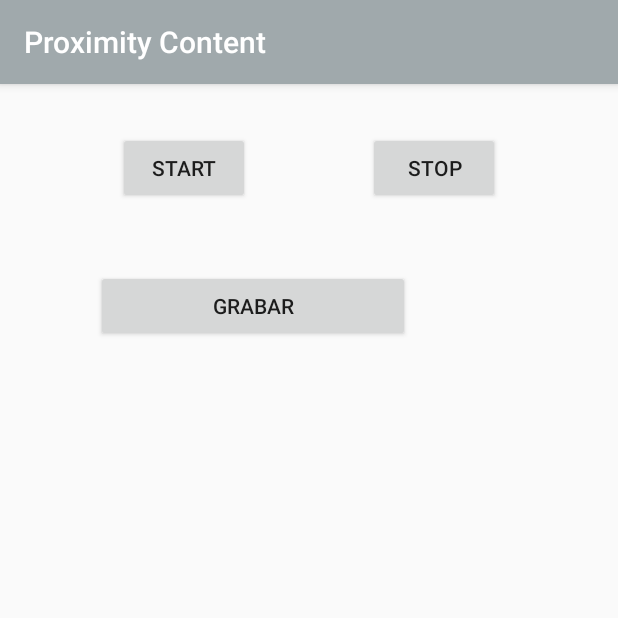
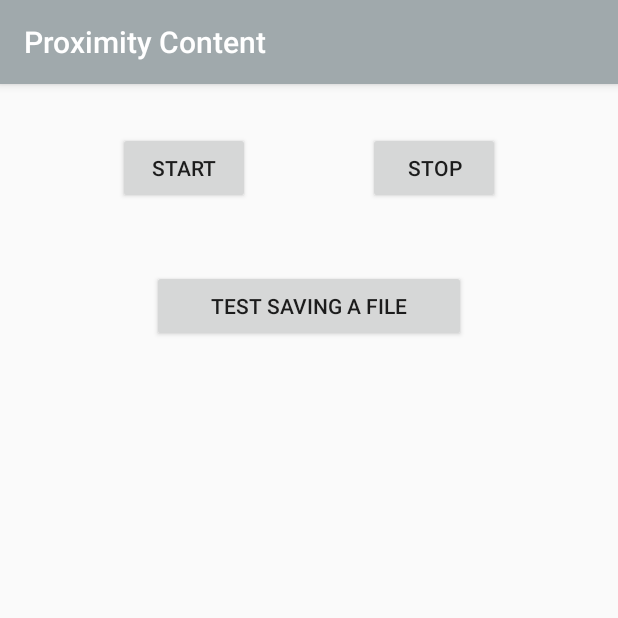
Before and after one commit to sierleunam/ProximityContent, an Android app: the screen it shows after launch (MainActivity), on a phone screen of 412 x 824 dp, the top half of it. Run offline under Robolectric (Android 15) with nearby library versions, the phone set to English and light mode, and no system bars; libraries missing offline, so code that uses them is left out: com.estimote.coresdk; 5 statements that could not run were skipped.

```diff
--- a/app/src/main/java/com/estimote/proximitycontent/MyApplication.java
+++ b/app/src/main/java/com/estimote/proximitycontent/MyApplication.java
@@ -8,9 +8,6 @@ import com.estimote.proximitycontent.estimote.EstimoteCloudBeaconDetailsFactory;
 import com.estimote.proximitycontent.estimote.ProximityContentManager;
 
 import java.util.Arrays;
-import java.util.HashMap;
-import java.util.Hashtable;
-import java.util.Map;
 
 
 //
@@ -45,7 +42,7 @@ public class MyApplication extends Application {
                                 new BeaconID("B9407F30-F5F8-466E-AFF9-25556B57FE6D", 43764, 47789), //branco
                                 new BeaconID("B9407F30-F5F8-466E-AFF9-25556B57FE6D", 17715, 13079), //verde
                                 new BeaconID("B9407F30-F5F8-466E-AFF9-25556B57FE6D", 31722, 6285),  //roxo
-                                new BeaconID("B9407F30-F5F8-466E-AFF9-25556B57FE6D", 20640, 6416)), //Azul
+                                new BeaconID("B9407F30-F5F8-466E-AFF9-25556B57FE6D", 20640, 6416)), //azul
                         new EstimoteCloudBeaconDetailsFactory());
 
 
@@ -60,5 +57,7 @@ public class MyApplication extends Application {
     @Override
     public void onTerminate() {
         super.onTerminate();
+        proximityContentManager.stopContentUpdates();
+        proximityContentManager.destroy();
     }
 }
--- a/app/src/main/java/com/estimote/proximitycontent/estimote/NearestBeaconManager.java
+++ b/app/src/main/java/com/estimote/proximitycontent/estimote/NearestBeaconManager.java
@@ -1,33 +1,22 @@
 package com.estimote.proximitycontent.estimote;
 
 import android.content.Context;
-import android.util.Log;
 
 import com.estimote.coresdk.observation.region.beacon.BeaconRegion;
 import com.estimote.coresdk.recognition.packets.Beacon;
 import com.estimote.coresdk.service.BeaconManager;
 import com.estimote.proximitycontent.FileUtils;
-import com.estimote.proximitycontent.MyApplication;
-
-import org.json.JSONException;
 
 import java.util.ArrayList;
 import java.util.List;
 
-import static com.estimote.coresdk.common.config.EstimoteSDK.getApplicationContext;
 import static com.estimote.coresdk.observation.region.RegionUtils.computeAccuracy;
-import static com.estimote.proximitycontent.FileUtils.CheckFile;
-import static com.estimote.proximitycontent.FileUtils.DeleteFile;
 import static com.estimote.proximitycontent.FileUtils.WriteJsonToFile;
 import static com.estimote.proximitycontent.JsonBeacon.makeJsonObject;
-import static com.estimote.proximitycontent.MyProximityService.stopActionScan;
-import static java.lang.Thread.sleep;
 
-public class NearestBeaconManager {
+class NearestBeaconManager {
 
     private static final String TAG = "NearestBeaconManager";
-    private static final String FILE_STOP_SCAN = "stop.scan";
-    private static final String FILE_START_SCAN = "start.scan";
     private static final BeaconRegion ALL_ESTIMOTE_BEACONS = new BeaconRegion("all Estimote beacons", null, null, null);
 
     private List<BeaconID> beaconIDs;
@@ -39,7 +28,7 @@ public class NearestBeaconManager {
 
     private BeaconManager beaconManager;
 
-    public NearestBeaconManager(Context context, List<BeaconID> beaconIDs) {
+    NearestBeaconManager(Context context, List<BeaconID> beaconIDs) {
         this.beaconIDs = beaconIDs;
 
         beaconManager = new BeaconManager(context);
@@ -51,70 +40,7 @@ public class NearestBeaconManager {
         });
     }
 
-    public void setListener(Listener listener) {
-        this.listener = listener;
-    }
-
-    public interface Listener {
-        void onNearestBeaconChanged(BeaconID beaconID);
-    }
-
-    public void startNearestBeaconUpdates() {
-        beaconManager.connect(new BeaconManager.ServiceReadyCallback() {
-            @Override
-            public void onServiceReady() {
-                beaconManager.startRanging(ALL_ESTIMOTE_BEACONS);
-            }
-        });
-    }
-
-    public void stopNearestBeaconUpdates() {
-        beaconManager.stopRanging(ALL_ESTIMOTE_BEACONS);
-    }
-
-    public void destroy() {
-        beaconManager.disconnect();
-    }
-
-    private void checkForNearestBeacon(List<Beacon> allBeacons) {
-        List<Beacon> beaconsOfInterest = filterOutBeaconsByIDs(allBeacons, beaconIDs);
-
-           try {
-               Beacon nearestBeacon = findNearestBeacon(beaconsOfInterest);
-               if (nearestBeacon != null) {
-                   BeaconID nearestBeaconID = BeaconID.fromBeacon(nearestBeacon);
-                   if (!nearestBeaconID.equals(currentlyNearestBeaconID) || !firstEventSent) {
-                       updateNearestBeacon(nearestBeaconID);
-                   }
-               } else if (currentlyNearestBeaconID != null || !firstEventSent) {
-                   updateNearestBeacon(null);
-               }
-           } catch (Exception e)
-           {}
-
-    }
-
-    private void updateNearestBeacon(BeaconID beaconID) {
-        currentlyNearestBeaconID = beaconID;
-        firstEventSent = true;
-        if (listener != null) {
-            listener.onNearestBeaconChanged(beaconID);
-        }
-    }
-
-    private static List<Beacon> filterOutBeaconsByIDs(List<Beacon> beacons, List<BeaconID> beaconIDs) {
-        List<Beacon> filteredBeacons = new ArrayList<>();
-        for (Beacon beacon : beacons) {
-            BeaconID beaconID = BeaconID.fromBeacon(beacon);
-            if (beaconIDs.contains(beaconID)) {
-                filteredBeacons.add(beacon);
-            }
-        }
-//        Log.d(TAG, "filterOutBeaconsByIDs: " + filteredBeacons);
-        return filteredBeacons;
-    }
-
-    private static Beacon findNearestBeacon(List<Beacon> beacons) throws JSONException {
+    private static Beacon findNearestBeacon(List<Beacon> beacons) {
         Beacon nearestBeacon = null;
         double nearestBeaconsDistance = -1;
         for (Beacon beacon : beacons) {
@@ -132,20 +58,73 @@ public class NearestBeaconManager {
                                     nearestBeacon.getMinor(),
                                     nearestBeacon.getMacAddress(),
                                     nearestBeacon.getRssi(), nearestBeaconsDistance));
-
-
-//                DeleteFile(FILE_START_SCAN);
             }
         }
 
-
-        Log.d(TAG, "Nearest beacon: " + nearestBeacon + ", distance: " + nearestBeaconsDistance);
-
-//        if (CheckFile(FILE_STOP_SCAN)) {
-//            stopActionScan(getApplicationContext());
-//
-//        }
+//        Log.d(TAG, "Nearest beacon: " + nearestBeacon + ", distance: " + nearestBeaconsDistance);
 
         return nearestBeacon;
     }
+
+    public interface Listener {
+        void onNearestBeaconChanged(BeaconID beaconID);
+    }
+
+    private static List<Beacon> filterOutBeaconsByIDs(List<Beacon> beacons, List<BeaconID> beaconIDs) {
+        List<Beacon> filteredBeacons = new ArrayList<>();
+        for (Beacon beacon : beacons) {
+            BeaconID beaconID = BeaconID.fromBeacon(beacon);
+            if (beaconIDs.contains(beaconID)) {
+                filteredBeacons.add(beacon);
+            }
+        }
+//        Log.d(TAG, "filterOutBeaconsByIDs: " + filteredBeacons);
+        return filteredBeacons;
+    }
+
+    void setListener(Listener listener) {
+        this.listener = listener;
+    }
+
+    void startNearestBeaconUpdates() {
+        beaconManager.connect(new BeaconManager.ServiceReadyCallback() {
+            @Override
+            public void onServiceReady() {
+                beaconManager.startRanging(ALL_ESTIMOTE_BEACONS);
+            }
+        });
+    }
+
+    void stopNearestBeaconUpdates() {
+        beaconManager.stopRanging(ALL_ESTIMOTE_BEACONS);
+    }
+
+    void destroy() {
+        beaconManager.disconnect();
+    }
+
+    private void updateNearestBeacon(BeaconID beaconID) {
+        currentlyNearestBeaconID = beaconID;
+        firstEventSent = true;
+        if (listener != null) {
+            listener.onNearestBeaconChanged(beaconID);
+        }
+    }
+
+    private void checkForNearestBeacon(List<Beacon> allBeacons) {
+        List<Beacon> beaconsOfInterest = filterOutBeaconsByIDs(allBeacons, beaconIDs);
+
+
+        Beacon nearestBeacon = findNearestBeacon(beaconsOfInterest);
+        if (nearestBeacon != null) {
+            BeaconID nearestBeaconID = BeaconID.fromBeacon(nearestBeacon);
+            if (!nearestBeaconID.equals(currentlyNearestBeaconID) || !firstEventSent) {
+                updateNearestBeacon(nearestBeaconID);
+            }
+        } else if (currentlyNearestBeaconID != null || !firstEventSent) {
+            updateNearestBeacon(null);
+        }
+
+
+    }
 }
--- a/app/src/main/res/layout/layout_main.xml
+++ b/app/src/main/res/layout/layout_main.xml
@@ -1,7 +1,6 @@
 <?xml version="1.0" encoding="utf-8"?>
 <android.support.constraint.ConstraintLayout xmlns:android="http://schemas.android.com/apk/res/android"
     xmlns:app="http://schemas.android.com/apk/res-auto"
-    xmlns:tools="http://schemas.android.com/tools"
     android:id="@+id/ConstraintLayout"
     android:layout_width="match_parent"
     android:layout_height="match_parent">
@@ -12,7 +11,7 @@
         android:layout_width="wrap_content"
         android:layout_height="wrap_content"
         android:layout_marginTop="32dp"
-        android:text="Start"
+        android:text="@string/start"
         app:layout_constraintEnd_toStartOf="@+id/btnStopId"
         app:layout_constraintStart_toStartOf="parent"
         app:layout_constraintTop_toTopOf="parent" />
@@ -22,7 +21,7 @@
         android:layout_width="wrap_content"
         android:layout_height="wrap_content"
         android:layout_marginTop="32dp"
-        android:text="Stop"
+        android:text="@string/stop"
         app:layout_constraintEnd_toEndOf="parent"
         app:layout_constraintStart_toEndOf="@+id/btnStartId"
         app:layout_constraintTop_toTopOf="parent" />
@@ -31,9 +30,11 @@
         android:id="@+id/buttonSaveId"
         android:layout_width="209dp"
         android:layout_height="wrap_content"
-        android:layout_marginStart="64dp"
+        android:layout_marginStart="32dp"
         android:layout_marginTop="44dp"
-        android:text="grabar"
+        android:layout_marginEnd="32dp"
+        android:text="@string/test_saving_a_file"
+        app:layout_constraintEnd_toEndOf="parent"
         app:layout_constraintStart_toStartOf="parent"
         app:layout_constraintTop_toBottomOf="@+id/btnStartId" />
 
--- a/app/src/main/res/values/strings.xml
+++ b/app/src/main/res/values/strings.xml
@@ -1,3 +1,6 @@
 <resources>
     <string name="app_name">Proximity Content</string>
+    <string name="start">Start</string>
+    <string name="stop">Stop</string>
+    <string name="test_saving_a_file">Test Saving a file</string>
 </resources>
```
Also changed, not shown: app/src/main/AndroidManifest.xml (+2 -20 lines), app/src/main/java/com/estimote/proximitycontent/JsonBeacon.java (+23 -13 lines), app/src/main/java/com/estimote/proximitycontent/MainActivity.java (+62 -14 lines), app/src/main/java/com/estimote/proximitycontent/MyProximityIntentService.java (deleted, +0 -170 lines), app/src/main/java/com/estimote/proximitycontent/MyProximityReceiver.java (deleted, +0 -32 lines), app/src/main/java/com/estimote/proximitycontent/MyProximityService.java (deleted, +0 -120 lines).
